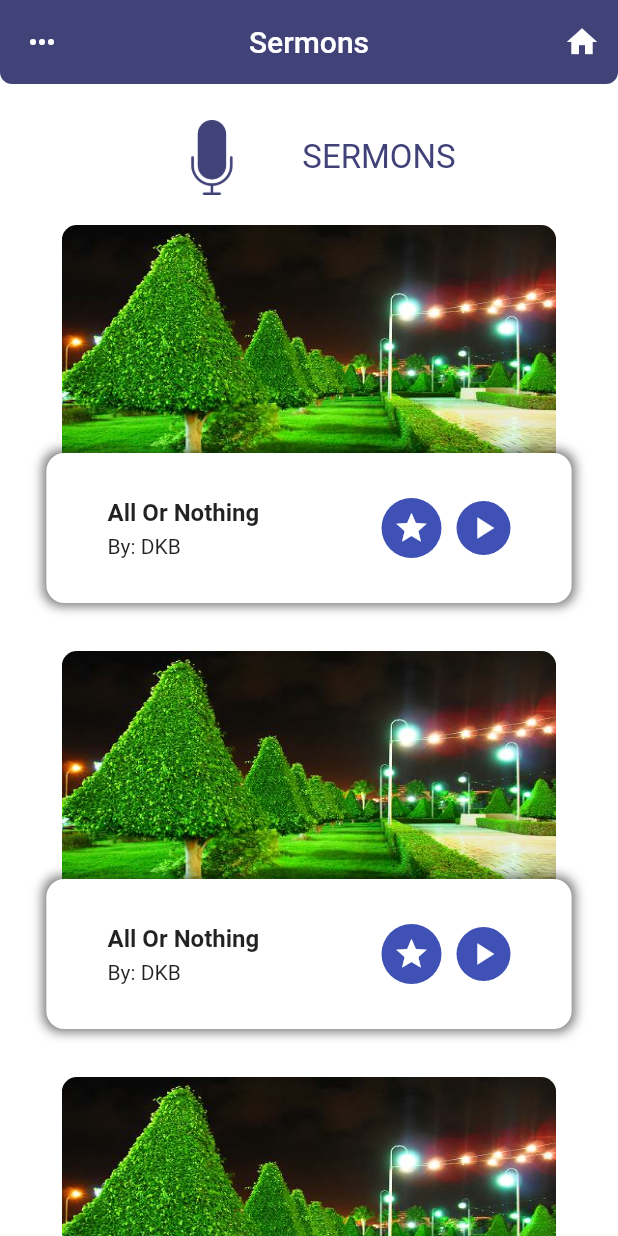
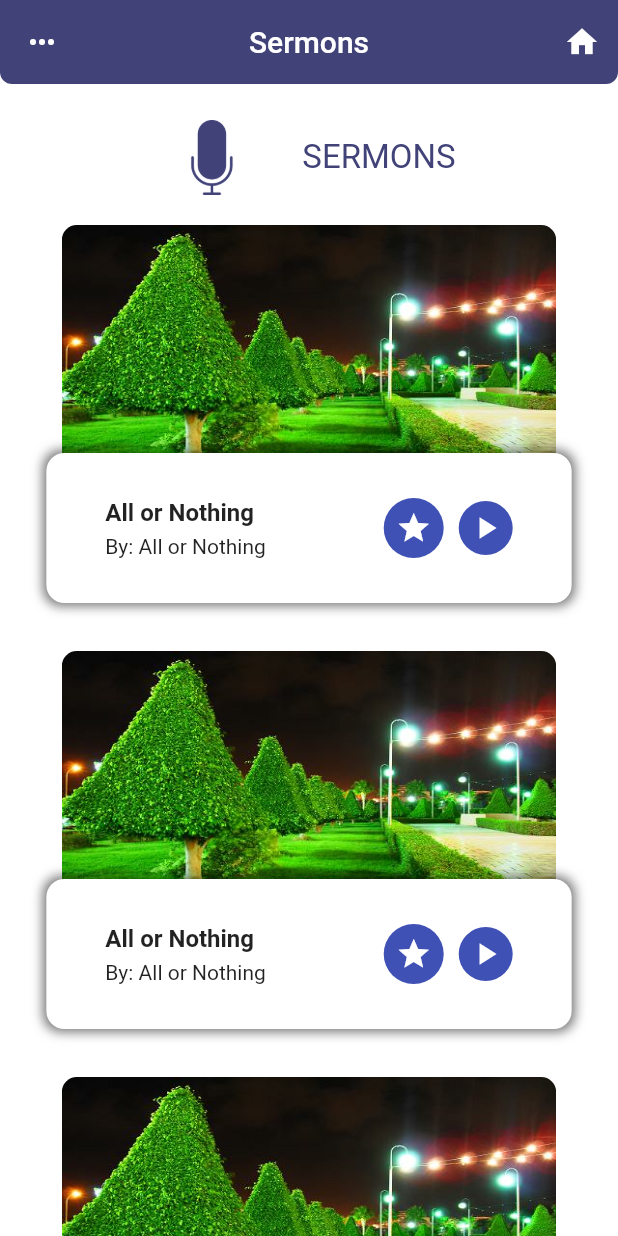
Before and after one commit to Akora-IngDKB/flutter_church_app_ui, a Flutter app: the SermonsPage screen opened by its route, on a phone screen of 412 x 824 dp. Run offline on Flutter 3.47's test engine with Material 2 defaults, Android fonts, the phone set to English and light mode, and no system bars; our stand-ins replace carousel_slider, chewie, flutter_calendar_carousel, video_player; network calls fail.

Commit message:
Added Video Player for Sermons

```diff
--- a/lib/screens/main_screen.dart
+++ b/lib/screens/main_screen.dart
@@ -29,7 +29,6 @@ class _MainScreenState extends State<MainScreen> {
 
   @override
   Widget build(BuildContext context) {
-    final placeholder = Container(color: Colors.grey);
     //Auto playing carousel
     final CarouselSlider autoPlayDemo = CarouselSlider(
       viewportFraction: 0.9,
--- a/lib/screens/sermons.dart
+++ b/lib/screens/sermons.dart
@@ -1,4 +1,6 @@
+import 'package:flutter/cupertino.dart';
 import 'package:flutter/material.dart';
+import 'package:flutter_church_app_ui/screens/sermon_details.dart';
 import 'package:flutter_church_app_ui/widgets/appbar.dart';
 
 class SermonsPage extends StatefulWidget {
@@ -7,6 +9,46 @@ class SermonsPage extends StatefulWidget {
 }
 
 class _SermonsPageState extends State<SermonsPage> {
+  // This Map data should come from the database
+  final List<Map<String, String>> _sermons = [
+    {
+      'title': 'All or Nothing',
+      'by': 'Akora Ing. DKB',
+      'imgUrl': 'someUrl',
+      'mediaUrl': 'someAudioOrVideoUrl',
+    },
+    {
+      'title': 'All or Nothing',
+      'by': 'Akora Ing. DKB',
+      'imgUrl': 'someUrl',
+      'mediaUrl': 'someAudioOrVideoUrl',
+    },
+    {
+      'title': 'All or Nothing',
+      'by': 'Akora Ing. DKB',
+      'imgUrl': 'someUrl',
+      'mediaUrl': 'someAudioOrVideoUrl',
+    },
+    {
+      'title': 'All or Nothing',
+      'by': 'Akora Ing. DKB',
+      'imgUrl': 'someUrl',
+      'mediaUrl': 'someAudioOrVideoUrl',
+    },
+    {
+      'title': 'All or Nothing',
+      'by': 'Akora Ing. DKB',
+      'imgUrl': 'someUrl',
+      'mediaUrl': 'someAudioOrVideoUrl',
+    },
+    {
+      'title': 'All or Nothing',
+      'by': 'Akora Ing. DKB',
+      'imgUrl': 'someUrl',
+      'mediaUrl': 'someAudioOrVideoUrl',
+    },
+  ];
+
   @override
   Widget build(BuildContext context) {
     return Scaffold(
@@ -16,6 +58,7 @@ class _SermonsPageState extends State<SermonsPage> {
         mainAxisAlignment: MainAxisAlignment.start,
         crossAxisAlignment: CrossAxisAlignment.center,
         children: <Widget>[
+          // A Header for the page
           Center(
             child: Container(
               padding: EdgeInsets.only(top: 16),
@@ -42,16 +85,17 @@ class _SermonsPageState extends State<SermonsPage> {
               ),
             ),
           ),
-          Expanded(child: _sermonsList(context)),
+          // List of Sermons
+          Expanded(child: _sermonsList(context, _sermons)),
         ],
       ),
     );
   }
 
-  Widget _sermonsList(BuildContext context) {
+  Widget _sermonsList(BuildContext context, List<Map<String, String>> sermons) {
     return ListView.builder(
       scrollDirection: Axis.vertical,
-      itemCount: 6,
+      itemCount: sermons.length,
       shrinkWrap: true,
       itemBuilder: (BuildContext context, int index) {
         return Container(
@@ -60,6 +104,7 @@ class _SermonsPageState extends State<SermonsPage> {
             overflow: Overflow.visible,
             alignment: Alignment.bottomCenter,
             children: <Widget>[
+              // Sermon Thumbnail
               Material(
                 type: MaterialType.card,
                 elevation: 0,
@@ -69,6 +114,7 @@ class _SermonsPageState extends State<SermonsPage> {
                   child: Center(
                     child: ClipRRect(
                       borderRadius: BorderRadius.all(Radius.circular(10)),
+                      // This image should be replaced by the thumbnail url
                       child: Image.asset(
                         'assets/images/test_image.jpg',
                         fit: BoxFit.fill,
@@ -79,6 +125,7 @@ class _SermonsPageState extends State<SermonsPage> {
                   ),
                 ),
               ),
+              // Row of Buttons for Play and Favorite
               Positioned(
                 bottom: -40,
                 child: Container(
@@ -104,12 +151,12 @@ class _SermonsPageState extends State<SermonsPage> {
                         mainAxisAlignment: MainAxisAlignment.center,
                         children: <Widget>[
                           Text(
-                            'All Or Nothing',
+                            sermons[index]['title'],
                             style: TextStyle(
                                 fontSize: 16, fontWeight: FontWeight.w600),
                           ),
                           SizedBox(height: 5),
-                          Text('By: DKB'),
+                          Text('By: ${sermons[index]['title']}'),
                         ],
                       ),
                       Row(
@@ -120,12 +167,19 @@ class _SermonsPageState extends State<SermonsPage> {
                             child: Icon(Icons.star, color: Colors.white),
                           ),
                           SizedBox(width: 10),
-                          CircleAvatar(
-                            backgroundColor: Colors.indigo,
-                            radius: 18,
-                            child: Icon(
-                              Icons.play_arrow,
-                              color: Colors.white,
+                          InkWell(
+                            onTap: () {
+                              Navigator.of(context).push(CupertinoPageRoute(
+                                  builder: (_) =>
+                                      SermonDetails(sermons[index])));
+                            },
+                            child: CircleAvatar(
+                              backgroundColor: Colors.indigo,
+                              radius: 18,
+                              child: Icon(
+                                Icons.play_arrow,
+                                color: Colors.white,
+                              ),
                             ),
                           ),
                         ],
--- a/lib/widgets/appbar.dart
+++ b/lib/widgets/appbar.dart
@@ -27,8 +27,8 @@ Widget MyAppBar(BuildContext context, String title) {
           color: Colors.white,
         ),
         onPressed: () {
-          Navigator.of(context)
-              .push(CupertinoPageRoute(builder: (_) => MainScreen()));
+          Navigator.of(context).pushReplacement(
+              CupertinoPageRoute(builder: (_) => MainScreen()));
         },
       )
     ],
--- a/lib/widgets/event_calender.dart
+++ b/lib/widgets/event_calender.dart
@@ -3,7 +3,6 @@ import 'package:flutter_calendar_carousel/flutter_calendar_carousel.dart'
     show CalendarCarousel;
 import 'package:flutter_calendar_carousel/classes/event.dart';
 import 'package:flutter_calendar_carousel/classes/event_list.dart';
-import 'package:intl/intl.dart' show DateFormat;
 
 class EventCalender extends StatelessWidget {
   @override
@@ -36,9 +35,8 @@ class Calender extends StatefulWidget {
 }
 
 class _CalenderState extends State<Calender> {
-  DateTime _currentDate = DateTime(2019, 2, 3);
+  DateTime _currentDate = DateTime.now();
   DateTime _currentDate2 = DateTime.now();
-  String _currentMonth = '';
 //  List<DateTime> _markedDate = [DateTime(2018, 9, 20), DateTime(2018, 10, 11)];
   static Widget _eventIcon = new Container(
     decoration: new BoxDecoration(
--- a/pubspec.yaml
+++ b/pubspec.yaml
@@ -25,6 +25,9 @@ dependencies:
   cupertino_icons: ^0.1.2
   carousel_slider: ^1.3.0
   flutter_calendar_carousel: ^1.3.18
+  sliding_up_panel: ^0.3.4
+  video_player: ^0.10.1+7
+  chewie: ^0.9.7
 
 dev_dependencies:
   flutter_test:
```
Also changed, not shown: lib/main.dart (+3 -14 lines), lib/screens/church_home.dart (+11 -11 lines), lib/screens/sermon_details.dart (added, +69 -0 lines), lib/utils/router.dart (added, +54 -0 lines), pubspec.lock, 2 other files.
